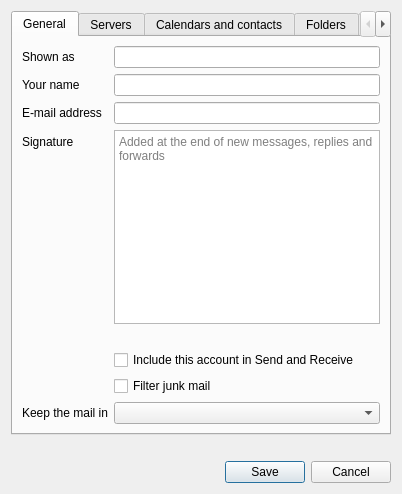
Old version of the form src/chrono_mail/ui/forms/account_edit.ui in the repository rob-vandenberg/chrono-mail.
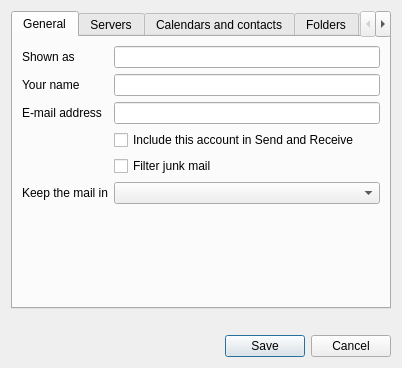
New version of the form.

Commit message: Templates and signatures: one library of named texts, Ctrl+1 to Ctrl+7, chosen per account on the Settings page Templates and Signatures

What changed in the file:
```diff
--- a/src/chrono_mail/ui/forms/account_edit.ui
+++ b/src/chrono_mail/ui/forms/account_edit.ui
@@ -55,27 +55,7 @@
        <item row="2" column="1">
         <widget class="QLineEdit" name="email" />
        </item>
-       <item row="3" column="0">
-        <widget class="QLabel" name="signatureLabel">
-         <property name="text">
-          <string>Signature</string>
-         </property>
-         <property name="buddy">
-          <cstring>signature</cstring>
-         </property>
-        </widget>
-       </item>
        <item row="3" column="1">
-        <widget class="QPlainTextEdit" name="signature">
-         <property name="placeholderText">
-          <string>Added at the end of new messages, replies and forwards</string>
-         </property>
-        </widget>
-       </item>
-       <item row="4" column="1">
-        <widget class="QLabel" name="signatureCount" />
-       </item>
-       <item row="5" column="1">
         <widget class="QCheckBox" name="inSendReceive">
          <property name="text">
           <string>Include this account in Send and Receive</string>
@@ -85,7 +65,7 @@
          </property>
         </widget>
        </item>
-       <item row="6" column="1">
+       <item row="4" column="1">
         <widget class="QCheckBox" name="junkFilter">
          <property name="text">
           <string>Filter junk mail</string>
@@ -95,7 +75,7 @@
          </property>
         </widget>
        </item>
-       <item row="7" column="0">
+       <item row="5" column="0">
         <widget class="QLabel" name="storageLabel">
          <property name="text">
           <string>Keep the mail in</string>
@@ -105,7 +85,7 @@
          </property>
         </widget>
        </item>
-       <item row="7" column="1">
+       <item row="5" column="1">
         <widget class="QComboBox" name="storage">
          <property name="toolTip">
           <string>Changing this moves the stored mail of this account. Nothing is deleted before the copy has been checked.</string>
```
The commit also changes 36 other files.
